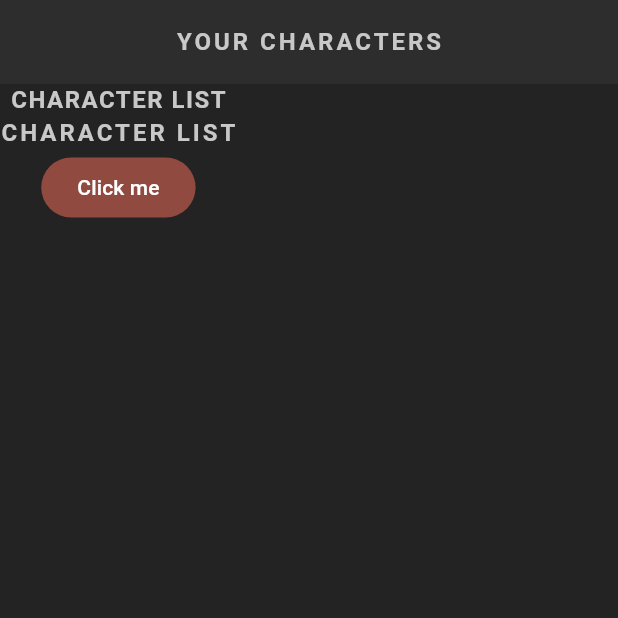
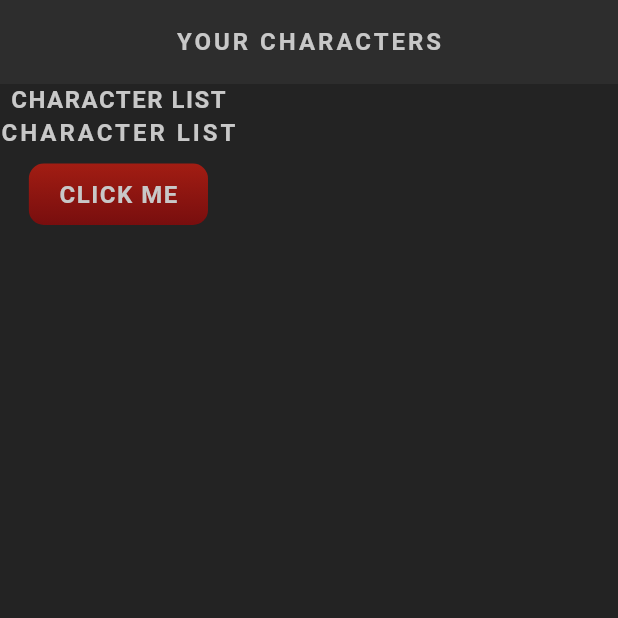
Before and after one commit to takumi-kuwamoto98/flutter_rpg, a Flutter app: the screen it shows after launch, on a phone screen of 412 x 824 dp, the top half of it. Run offline on Flutter 3.47's test engine with Material 3 defaults, Android fonts, the phone set to English and light mode, and no system bars; our stand-ins replace google_fonts; Roboto replaces fonts that are missing (Kanit).

Commit message:
styled button widget

```diff
--- a/flutter_rpg/lib/screens/home/home.dart
+++ b/flutter_rpg/lib/screens/home/home.dart
@@ -1,4 +1,5 @@
 import 'package:flutter/material.dart';
+import 'package:flutter_rpg/shared/styled_button.dart';
 import 'package:flutter_rpg/shared/styled_text.dart';
 
 class Home extends StatefulWidget {
@@ -20,9 +21,9 @@ class _HomeState extends State<Home> {
         children: [
           const StyledHeading('Character List'),
           const StyledTitle('Character list'),
-          FilledButton(
+          StyledButton(
             onPressed: () {},
-            child: const Text('Click me'),
+            child: const StyledHeading('Click me'),
           ),
         ],
       ),
--- /dev/null
+++ b/flutter_rpg/lib/shared/styled_button.dart
@@ -0,0 +1,28 @@
+import 'package:flutter/material.dart';
+import 'package:flutter_rpg/theme.dart';
+
+class StyledButton extends StatelessWidget {
+  const StyledButton({super.key, required this.onPressed, required this.child});
+
+  final void Function() onPressed;
+  final Widget child;
+
+  @override
+  Widget build(BuildContext context) {
+    return TextButton(
+      onPressed: onPressed,
+      child: Container(
+        padding: const EdgeInsets.symmetric(vertical: 10, horizontal: 20),
+        decoration: BoxDecoration(
+          gradient: LinearGradient(
+            colors: [AppColors.primaryColor, AppColors.primaryAccent],
+            begin: Alignment.topCenter,
+            end: Alignment.bottomCenter,
+          ),
+          borderRadius: const BorderRadius.all(Radius.circular(10)),
+        ),
+        child: child,
+      ),
+    );
+  }
+}
```
Also changed, not shown: 3 other files.
